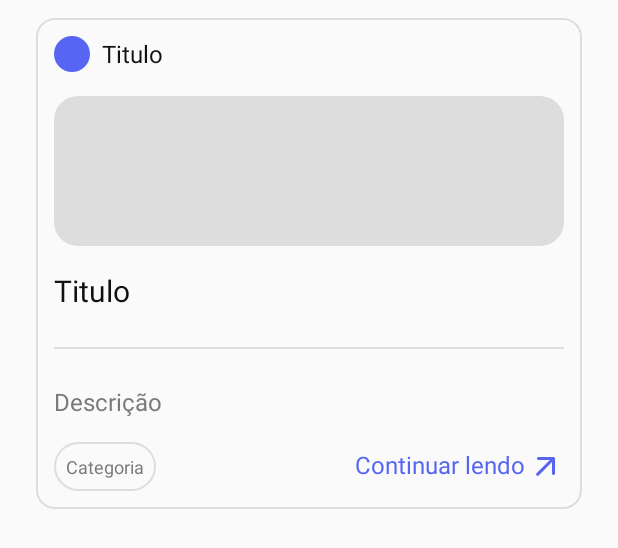
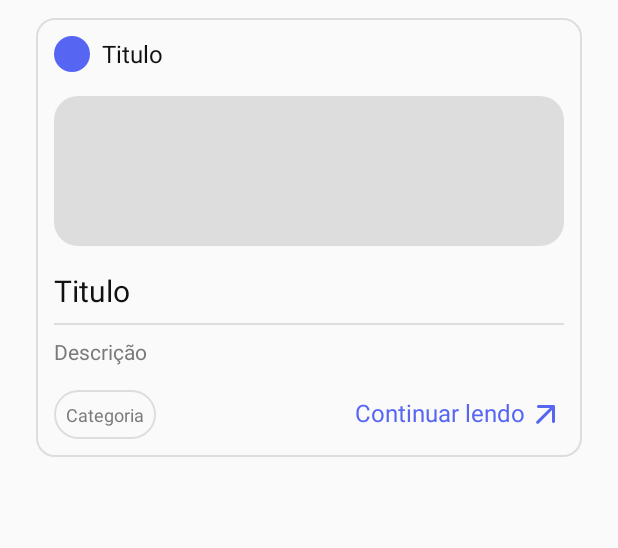
Before and after one commit to deyvidandrades/MeusFeeds, an Android app: the layout item_preview_artigo.xml on its own in the app's theme, with its tools: preview values and no code run, on a phone screen of 412 x 824 dp. Shown: the top 548 px of the screen. Run offline under Robolectric (Android 15) with nearby library versions, the phone set to English and light mode, and no system bars.

Commit message:
* Update na exibição de preview de artigo

```diff
--- a/app/src/main/res/layout/item_preview_artigo.xml
+++ b/app/src/main/res/layout/item_preview_artigo.xml
@@ -46,17 +46,19 @@
         android:layout_width="match_parent"
         android:layout_height="wrap_content"
         android:text="@string/titulo"
+        android:layout_marginBottom="8dp"
         android:textSize="20sp" />
 
-    <include layout="@layout/separador" />
+    <include layout="@layout/separador_m0" />
 
     <TextView
         android:id="@+id/tv_artigo_descricao"
         android:layout_width="match_parent"
+        android:layout_marginTop="8dp"
         android:layout_height="wrap_content"
         android:text="@string/descricao"
         android:textColor="@color/textLight"
-        android:textSize="16sp" />
+        android:textSize="14sp" />
 
 
     <RelativeLayout
```
